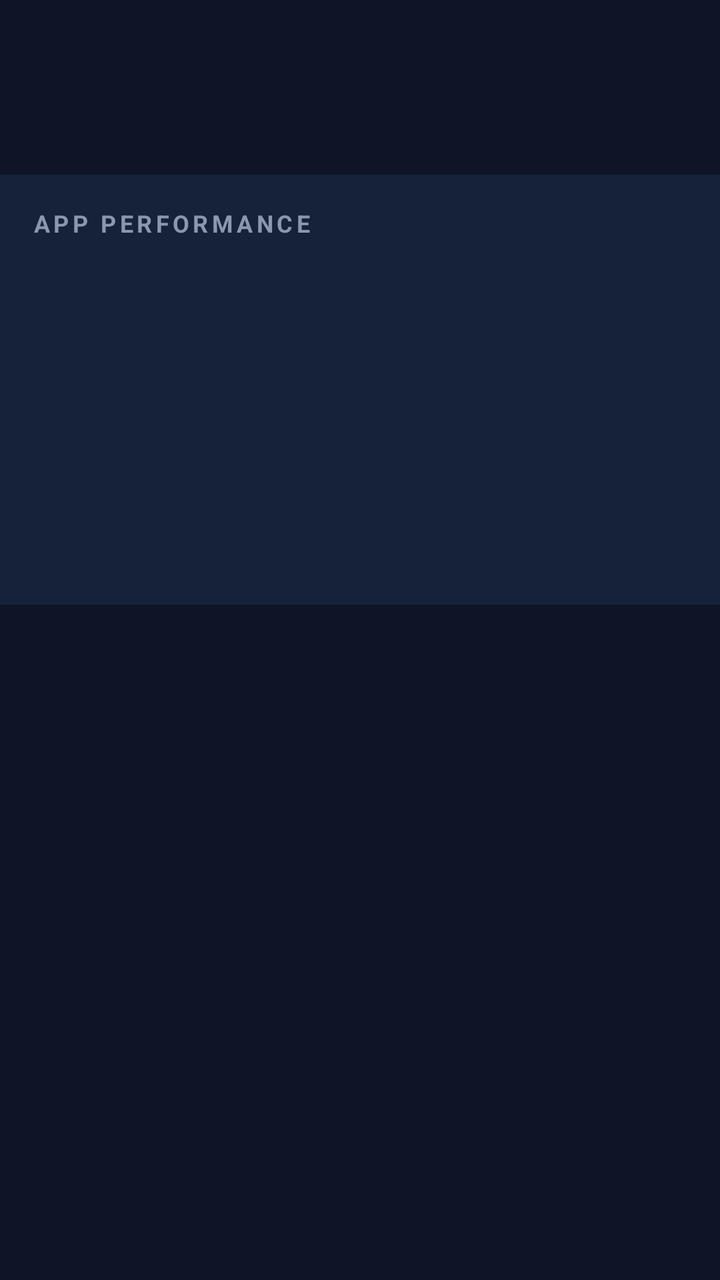
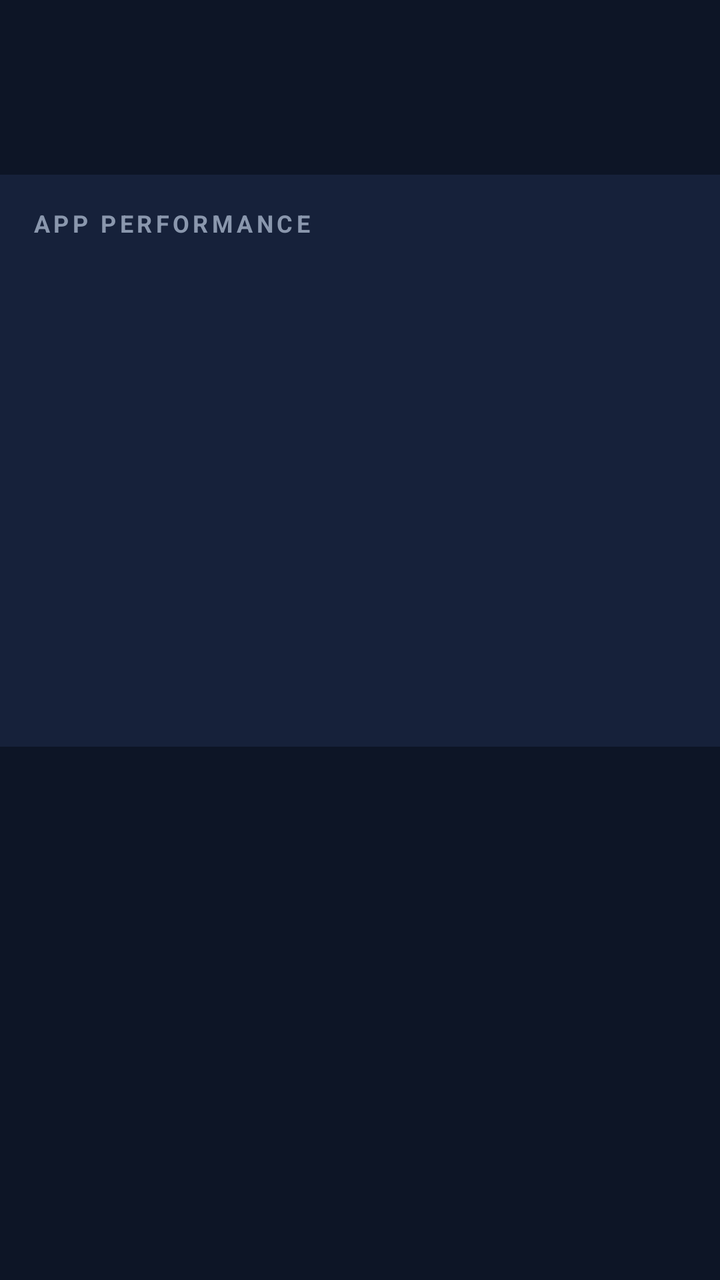

Before-and-after screenshots of an Android layout around one commit, followed by the original layout XML and the change that was made.
<!-- AndroidManifest.xml: application theme Theme.Xykell -->
<!-- res/layout/fragment_performance.xml -->
<?xml version="1.0" encoding="utf-8"?>
<LinearLayout xmlns:android="http://schemas.android.com/apk/res/android"
    android:orientation="vertical"
    android:layout_width="match_parent"
    android:layout_height="wrap_content">

    <TextView
        android:id="@+id/perf_title"
        android:layout_width="wrap_content"
        android:layout_height="wrap_content"
        android:layout_marginTop="16dp"
        android:textSize="24sp"
        android:textStyle="bold"
        android:textColor="@color/xykell_accent" />

    <TextView
        android:id="@+id/perf_body"
        android:layout_width="match_parent"
        android:layout_height="wrap_content"
        android:layout_marginTop="8dp"
        android:textSize="14sp"
        android:textColor="@color/xykell_muted" />

    <LinearLayout
        android:layout_width="match_parent"
        android:layout_height="wrap_content"
        android:layout_marginTop="12dp"
        android:orientation="vertical"
        android:background="@color/xykell_surface"
        android:padding="16dp">

        <TextView
            android:layout_width="wrap_content"
            android:layout_height="wrap_content"
            android:text="APP PERFORMANCE"
            android:textSize="12sp"
            android:textStyle="bold"
            android:letterSpacing="0.15"
            android:textColor="@color/xykell_muted" />

        <TextView
            android:id="@+id/perf_fps"
            android:layout_width="match_parent"
            android:layout_height="wrap_content"
            android:layout_marginTop="10dp"
            android:textSize="16sp"
            android:textStyle="bold"
            android:textColor="@color/xykell_accent" />

        <TextView
            android:id="@+id/perf_memory"
            android:layout_width="match_parent"
            android:layout_height="wrap_content"
            android:layout_marginTop="8dp"
            android:textSize="14sp"
            android:textColor="@color/xykell_text" />

        <TextView
            android:id="@+id/perf_storage"
            android:layout_width="match_parent"
            android:layout_height="wrap_content"
            android:layout_marginTop="8dp"
            android:textSize="14sp"
            android:textColor="@color/xykell_text" />

        <TextView
            android:id="@+id/perf_startup"
            android:layout_width="match_parent"
            android:layout_height="wrap_content"
            android:layout_marginTop="8dp"
            android:textSize="14sp"
            android:textColor="@color/xykell_text" />

        <TextView
            android:id="@+id/perf_uptime"
            android:layout_width="match_parent"
            android:layout_height="wrap_content"
            android:layout_marginTop="8dp"
            android:textSize="14sp"
            android:textColor="@color/xykell_text" />

        <TextView
            android:id="@+id/perf_cpu"
            android:layout_width="match_parent"
            android:layout_height="wrap_content"
            android:layout_marginTop="8dp"
            android:textSize="14sp"
            android:textColor="@color/xykell_text" />
    </LinearLayout>
</LinearLayout>
<!-- resources referenced by this layout -->
<resources>
  <color name="xykell_accent">#4FD8C7</color>
  <color name="xykell_muted">#8A97AD</color>
  <color name="xykell_surface">#16213A</color>
  <color name="xykell_text">#E8EEF7</color>
  <style name="Theme.Xykell" parent="Theme.AppCompat.NoActionBar">
          <item name="android:windowBackground">@color/xykell_bg</item>
          <item name="android:textColor">@color/xykell_text</item>
          <item name="colorAccent">@color/xykell_accent</item>
      </style>
  <color name="xykell_bg">#0D1526</color>
</resources>

<!-- the commit's change to res/layout/fragment_performance.xml (unified diff, before → after) -->
@@ -86,5 +86,29 @@
             android:layout_marginTop="8dp"
             android:textSize="14sp"
             android:textColor="@color/xykell_text" />
+
+        <TextView
+            android:id="@+id/perf_memory_detail"
+            android:layout_width="match_parent"
+            android:layout_height="wrap_content"
+            android:layout_marginTop="6dp"
+            android:textSize="13sp"
+            android:textColor="@color/xykell_text" />
+
+        <TextView
+            android:id="@+id/perf_cpu_detail"
+            android:layout_width="match_parent"
+            android:layout_height="wrap_content"
+            android:layout_marginTop="6dp"
+            android:textSize="13sp"
+            android:textColor="@color/xykell_text" />
+
+        <TextView
+            android:id="@+id/perf_gpu_detail"
+            android:layout_width="match_parent"
+            android:layout_height="wrap_content"
+            android:layout_marginTop="6dp"
+            android:textSize="13sp"
+            android:textColor="@color/xykell_text" />
     </LinearLayout>
 </LinearLayout>
